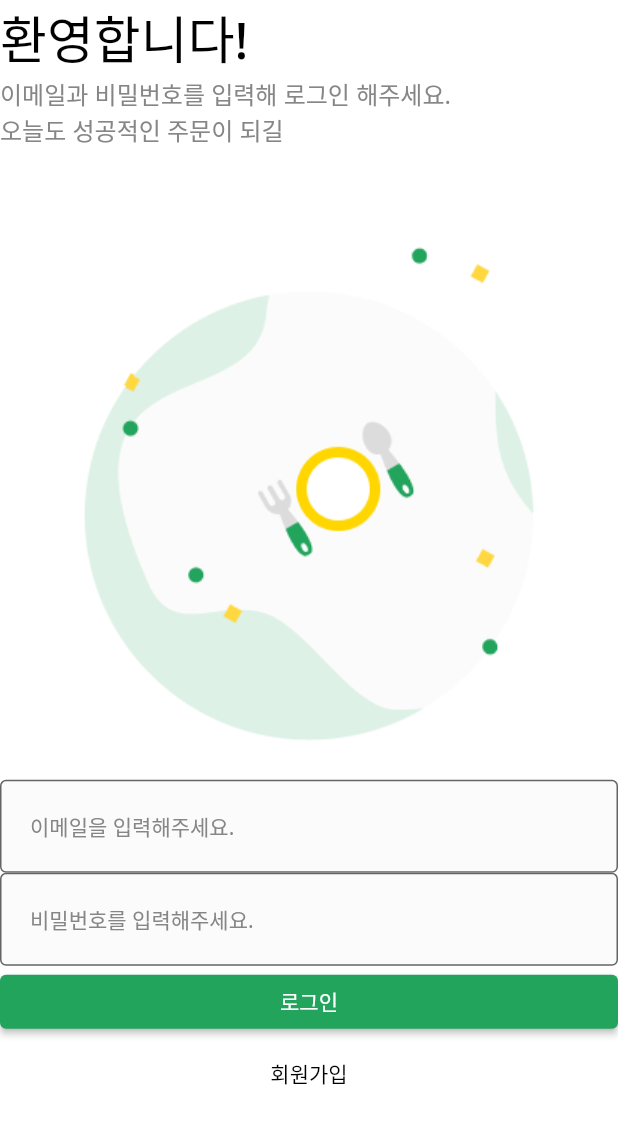
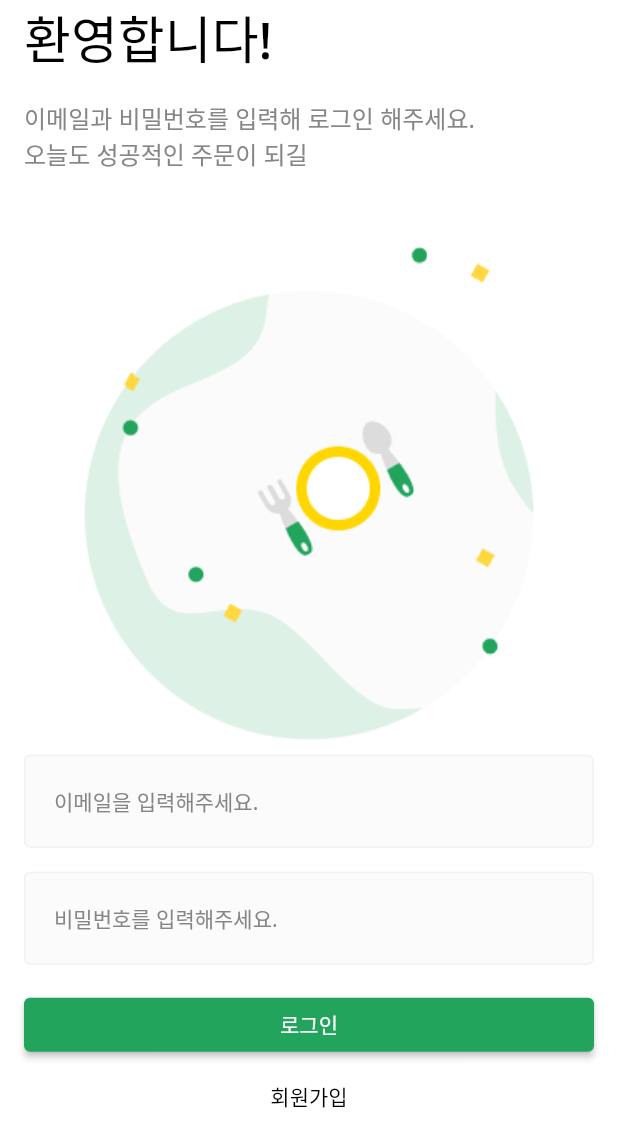
Before and after one commit to fluorjo/inf_cf, a Flutter app: the screen it shows after launch, on a phone screen of 412 x 824 dp. Shown: the top 1147 px of the screen. Run offline on Flutter 3.47's test engine with Material 2 defaults, Android fonts, the phone set to English and light mode, and no system bars.

Commit message:
ui 마무리

```diff
--- a/lib/common/component/custom_text_form_field.dart
+++ b/lib/common/component/custom_text_form_field.dart
@@ -46,6 +46,8 @@ class CustomTextFormField extends StatelessWidget {
         filled: true,
         //border= 모든 인풋 상태의 기본 스타일 세팅
         border: baseBorder,
+        //선택되지 않은, 글자를 쓸 수 있는 칸의 스타일.
+        enabledBorder: baseBorder,
         //선택됐을 때의 스타일.
         focusedBorder: baseBorder.copyWith(
           borderSide: baseBorder.borderSide.copyWith(
--- a/lib/user/view/login_screen.dart
+++ b/lib/user/view/login_screen.dart
@@ -9,13 +9,20 @@ class LoginScreen extends StatelessWidget {
   @override
   Widget build(BuildContext context) {
     return DefaultLayout(
+      child: SingleChildScrollView(
+        keyboardDismissBehavior: ScrollViewKeyboardDismissBehavior.onDrag,
         child: SafeArea(
           top: true,
           bottom: false,
+          child: Padding(
+            padding: const EdgeInsets.symmetric(horizontal: 16.0),
             child: Column(
               crossAxisAlignment: CrossAxisAlignment.stretch,
               children: [
                 const _Title(),
+                const SizedBox(
+                  height: 16.0,
+                ),
                 const _SubTitle(),
                 Image.asset(
                   'asset/img/misc/logo.png',
@@ -23,10 +30,16 @@ class LoginScreen extends StatelessWidget {
                 ),
                 CustomTextFormField(
                     hintText: "이메일을 입력해주세요.", onChanged: (String value) {}),
+                const SizedBox(
+                  height: 16.0,
+                ),
                 CustomTextFormField(
                   hintText: "비밀번호를 입력해주세요.",
                   onChanged: (String value) {},
                   obscureText: true,
+                ),
+                const SizedBox(
+                  height: 16.0,
                 ),
                 ElevatedButton(
                   onPressed: () {},
@@ -43,6 +56,8 @@ class LoginScreen extends StatelessWidget {
                   child: const Text('회원가입'),
                 ),
               ],
+            ),
+          ),
         ),
       ),
     );
```
Lines whose indentation alone changed are shown as unchanged.
